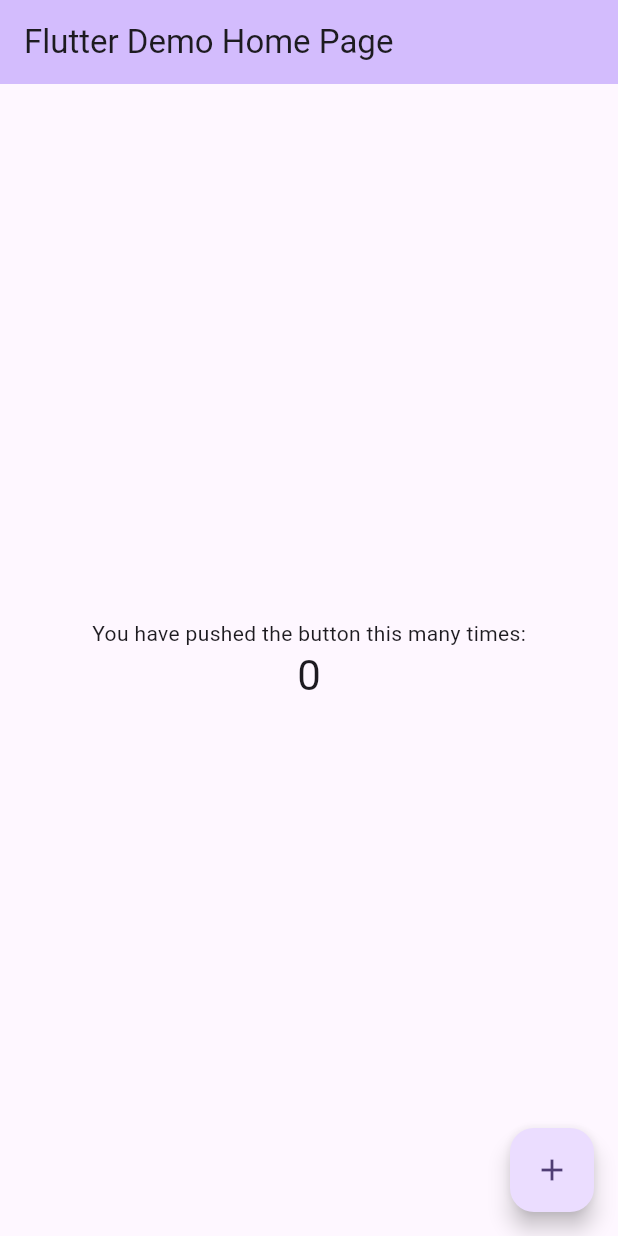
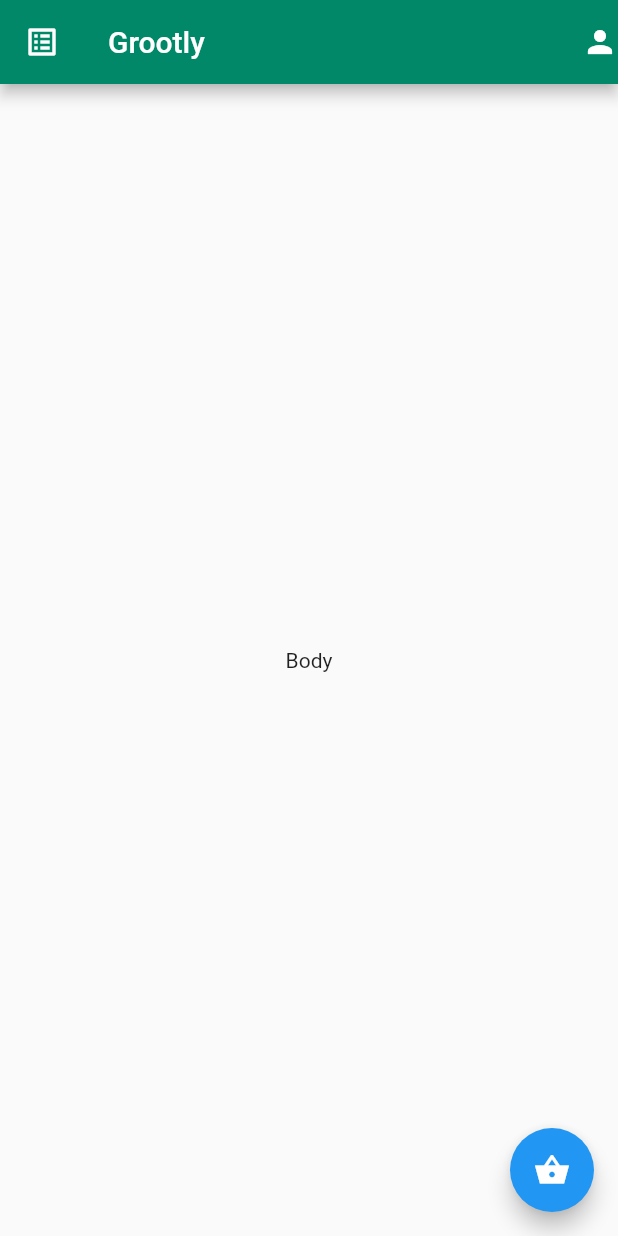
Before and after one commit to hanna-kr/grootly_app, a Flutter app: the screen it shows after launch, on a phone screen of 412 x 824 dp. Run offline on Flutter 3.47's test engine with Material 2 defaults, Android fonts, the phone set to English and light mode, and no system bars.

Commit message:
added a scaffold including appbar, drawer, body and fab

```diff
--- a/lib/main.dart
+++ b/lib/main.dart
@@ -1,125 +1,69 @@
 import 'package:flutter/material.dart';
 
 void main() {
-  runApp(const MyApp());
+  runApp(MyApp());
 }
 
 class MyApp extends StatelessWidget {
-  const MyApp({super.key});
-
-  // This widget is the root of your application.
   @override
   Widget build(BuildContext context) {
     return MaterialApp(
-      title: 'Flutter Demo',
+      debugShowCheckedModeBanner: false,
+      title: 'Meine App',
       theme: ThemeData(
-        // This is the theme of your application.
-        //
-        // TRY THIS: Try running your application with "flutter run". You'll see
-        // the application has a blue toolbar. Then, without quitting the app,
-        // try changing the seedColor in the colorScheme below to Colors.green
-        // and then invoke "hot reload" (save your changes or press the "hot
-        // reload" button in a Flutter-supported IDE, or press "r" if you used
-        // the command line to start the app).
-        //
-        // Notice that the counter didn't reset back to zero; the application
-        // state is not lost during the reload. To reset the state, use hot
-        // restart instead.
-        //
-        // This works for code too, not just values: Most code changes can be
-        // tested with just a hot reload.
-        colorScheme: ColorScheme.fromSeed(seedColor: Colors.deepPurple),
-        useMaterial3: true,
+        primaryColor: Color(0xFF008868),
+        visualDensity: VisualDensity.adaptivePlatformDensity,
       ),
-      home: const MyHomePage(title: 'Flutter Demo Home Page'),
+      home: MyHomePage(),
     );
   }
 }
 
-class MyHomePage extends StatefulWidget {
-  const MyHomePage({super.key, required this.title});
-
-  // This widget is the home page of your application. It is stateful, meaning
-  // that it has a State object (defined below) that contains fields that affect
-  // how it looks.
-
-  // This class is the configuration for the state. It holds the values (in this
-  // case the title) provided by the parent (in this case the App widget) and
-  // used by the build method of the State. Fields in a Widget subclass are
-  // always marked "final".
-
-  final String title;
-
-  @override
-  State<MyHomePage> createState() => _MyHomePageState();
-}
-
-class _MyHomePageState extends State<MyHomePage> {
-  int _counter = 0;
-
-  void _incrementCounter() {
-    setState(() {
-      // This call to setState tells the Flutter framework that something has
-      // changed in this State, which causes it to rerun the build method below
-      // so that the display can reflect the updated values. If we changed
-      // _counter without calling setState(), then the build method would not be
-      // called again, and so nothing would appear to happen.
-      _counter++;
-    });
-  }
-
+class MyHomePage extends StatelessWidget {
   @override
   Widget build(BuildContext context) {
-    // This method is rerun every time setState is called, for instance as done
-    // by the _incrementCounter method above.
-    //
-    // The Flutter framework has been optimized to make rerunning build methods
-    // fast, so that you can just rebuild anything that needs updating rather
-    // than having to individually change instances of widgets.
     return Scaffold(
       appBar: AppBar(
-        // TRY THIS: Try changing the color here to a specific color (to
-        // Colors.amber, perhaps?) and trigger a hot reload to see the AppBar
-        // change color while the other colors stay the same.
-        backgroundColor: Theme.of(context).colorScheme.inversePrimary,
-        // Here we take the value from the MyHomePage object that was created by
-        // the App.build method, and use it to set our appbar title.
-        title: Text(widget.title),
+        backgroundColor: Theme.of(context).primaryColor,
+        title: Text('Grootly'),
+        leading: Icon(Icons.list_alt),
+        actions: [
+          Icon(Icons.person),
+        ],
       ),
-      body: Center(
-        // Center is a layout widget. It takes a single child and positions it
-        // in the middle of the parent.
-        child: Column(
-          // Column is also a layout widget. It takes a list of children and
-          // arranges them vertically. By default, it sizes itself to fit its
-          // children horizontally, and tries to be as tall as its parent.
-          //
-          // Column has various properties to control how it sizes itself and
-          // how it positions its children. Here we use mainAxisAlignment to
-          // center the children vertically; the main axis here is the vertical
-          // axis because Columns are vertical (the cross axis would be
-          // horizontal).
-          //
-          // TRY THIS: Invoke "debug painting" (choose the "Toggle Debug Paint"
-          // action in the IDE, or press "p" in the console), to see the
-          // wireframe for each widget.
-          mainAxisAlignment: MainAxisAlignment.center,
-          children: <Widget>[
-            const Text(
-              'You have pushed the button this many times:',
+      drawer: Drawer(
+        child: ListView(
+          children: [
+            DrawerHeader(
+              child: Text('Drawer Header'),
+              decoration: BoxDecoration(
+                color: Theme.of(context).primaryColor,
+              ),
             ),
-            Text(
-              '$_counter',
-              style: Theme.of(context).textTheme.headlineMedium,
+            ListTile(
+              title: Text('Option 1'),
+              onTap: () {
+                // Code, der beim Klicken von Option 1 ausgeführt wird
+              },
+            ),
+            ListTile(
+              title: Text('Option 2'),
+              onTap: () {
+                // Code, der beim Klicken von Option 2 ausgeführt wird
+              },
             ),
           ],
         ),
       ),
+      body: Center(
+        child: Text('Body'),
+      ),
       floatingActionButton: FloatingActionButton(
-        onPressed: _incrementCounter,
-        tooltip: 'Increment',
-        child: const Icon(Icons.add),
-      ), // This trailing comma makes auto-formatting nicer for build methods.
+        onPressed: () {
+          // Code, der beim Klicken des FloatingActionButton ausgeführt wird
+        },
+        child: Icon(Icons.shopping_basket_sharp),
+      ),
     );
   }
 }
```
